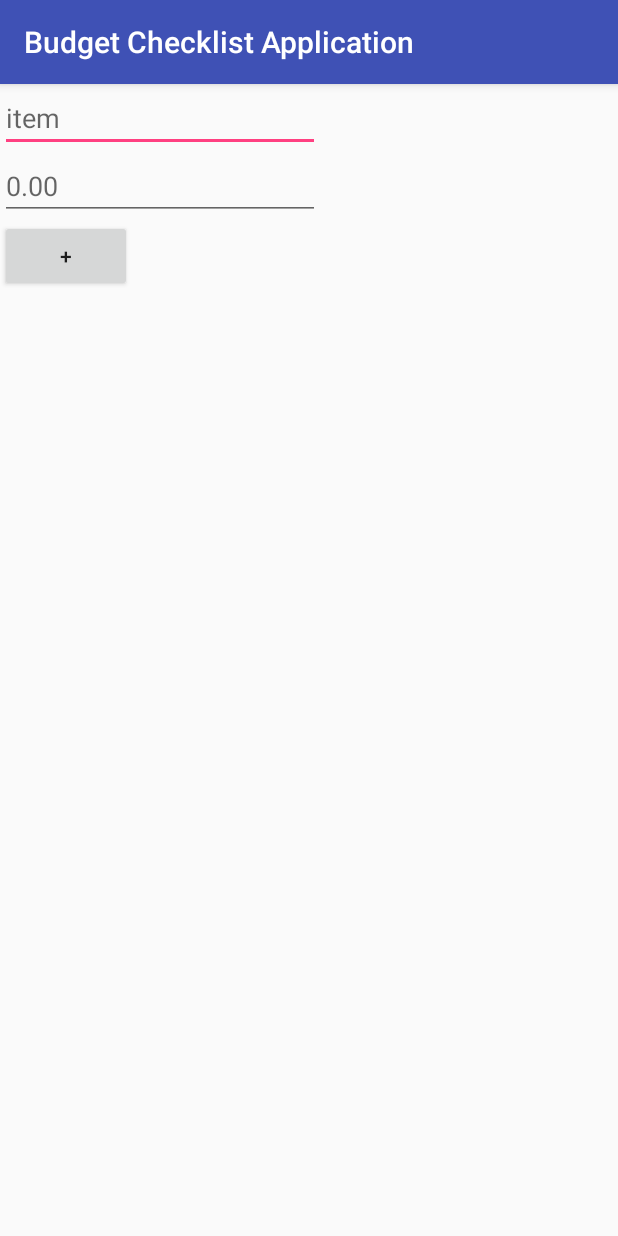
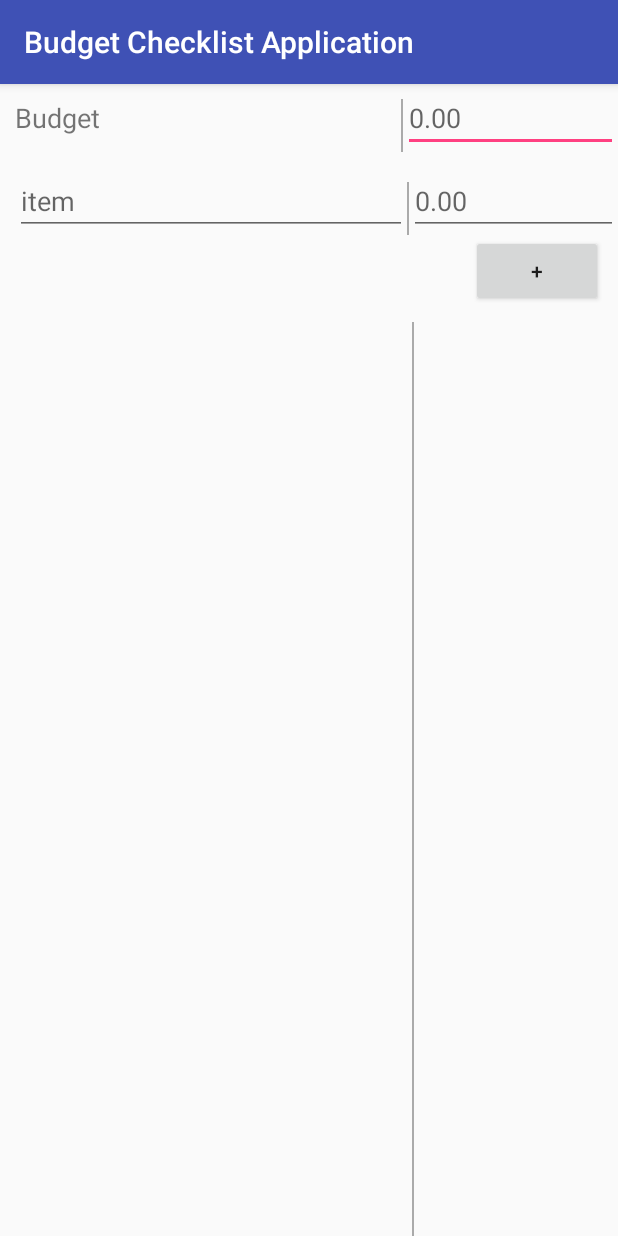
Before and after one commit to MichAca/BudgetChecklistApplication, an Android app: the Budget screen opened directly, with no data from a screen before it, on a phone screen of 412 x 824 dp. Run offline under Robolectric (Android 15) with nearby library versions, the phone set to English and light mode, and no system bars.

Commit message:
modified xml file of budget activity

```diff
--- a/app/src/main/java/com/example/michelleaca/budgetchecklistapplication/Budget.kt
+++ b/app/src/main/java/com/example/michelleaca/budgetchecklistapplication/Budget.kt
@@ -2,11 +2,16 @@ package com.example.michelleaca.budgetchecklistapplication
 
 import android.support.v7.app.AppCompatActivity
 import android.os.Bundle
+import kotlinx.android.synthetic.main.activity_budget.*
 
 class Budget : AppCompatActivity() {
 
     override fun onCreate(savedInstanceState: Bundle?) {
         super.onCreate(savedInstanceState)
         setContentView(R.layout.activity_budget)
+
+        add_btn.setOnClickListener{
+
+        }
     }
 }
--- a/app/src/main/java/com/example/michelleaca/budgetchecklistapplication/MainActivity.kt
+++ b/app/src/main/java/com/example/michelleaca/budgetchecklistapplication/MainActivity.kt
@@ -4,6 +4,7 @@ import android.content.Intent
 import android.support.v7.app.AppCompatActivity
 import android.os.Bundle
 import android.view.View
+import kotlinx.android.synthetic.main.activity_main.*
 
 class MainActivity : AppCompatActivity() {
 
@@ -11,10 +12,19 @@ class MainActivity : AppCompatActivity() {
         super.onCreate(savedInstanceState)
         setContentView(R.layout.activity_main)
 
+        budget_Btn.setOnClickListener{
+            val budgetInt = Intent(this, Budget::class.java)
+            startActivity(budgetInt)
+        }
+
+        checkList_Btn.setOnClickListener{
+            val checklistInt = Intent(this, Checklist::class.java)
+            startActivity(checklistInt)
+        }
+
+
+
     }
 
-    fun checkList (view: View) {
-        val checkListIntent = Intent(this, Checklist::class.java)
-        startActivity(checkListIntent)
-    }
+
 }
--- a/app/src/main/res/layout/activity_budget.xml
+++ b/app/src/main/res/layout/activity_budget.xml
@@ -11,33 +11,131 @@
         android:layout_height="wrap_content"
         android:orientation="vertical">
 
+        <LinearLayout
+            android:layout_width="match_parent"
+            android:layout_height="wrap_content"
+            android:orientation="horizontal">
+
+            <TextView
+                android:layout_width="wrap_content"
+                android:layout_height="wrap_content"
+                android:layout_marginLeft="10dp"
+                android:text="Budget"
+                android:textSize="18sp"
+                android:layout_weight="4"/>
+
+            <View
+                android:layout_width="1dp"
+                android:layout_height="match_parent"
+                android:layout_marginTop="10dp"
+                android:background="@android:color/darker_gray" />
+
+            <EditText
+                android:id="@+id/budget_txt"
+                android:layout_width="wrap_content"
+                android:layout_height="wrap_content"
+                android:layout_weight="2"
+                android:hint="0.00"
+                android:inputType="numberDecimal" />
+        </LinearLayout>
+
+        <LinearLayout
+            android:layout_width="match_parent"
+            android:layout_height="wrap_content"
+            android:layout_marginTop="10dp"
+            android:orientation="horizontal">
+
             <EditText
                 android:id="@+id/entryText"
                 android:layout_width="wrap_content"
                 android:layout_height="wrap_content"
+                android:layout_marginLeft="10dp"
+                android:layout_weight="1"
                 android:ems="10"
-            android:hint="@string/input" />
+                android:hint="@string/input"
+                android:textSize="18sp" />
+
+            <View
+                android:layout_width="1dp"
+                android:layout_height="match_parent"
+                android:layout_marginTop="10dp"
+                android:background="@android:color/darker_gray" />
 
             <EditText
                 android:id="@+id/amountText"
                 android:layout_width="wrap_content"
                 android:layout_height="wrap_content"
-            android:ems="10"
-            android:inputType="numberDecimal"
-            android:hint="@string/amount" />
+                android:layout_weight="2"
+                android:hint="0.00"
+                android:inputType="numberDecimal" />
+        </LinearLayout>
 
         <Button
-            android:id="@+id/saveBtn"
+            android:id="@+id/add_btn"
             android:layout_width="wrap_content"
             android:layout_height="wrap_content"
+            android:layout_gravity="right"
+            android:layout_marginRight="10dp"
             android:text="+" />
+
+
+        <LinearLayout
+            android:layout_width="match_parent"
+            android:layout_height="wrap_content"
+            android:orientation="horizontal">
+
+
+            <ListView
+                android:id="@+id/listView1"
+                android:layout_width="match_parent"
+                android:layout_height="match_parent"
+                android:layout_weight="1"/>
+
+                <View
+                    android:layout_width="1dp"
+                    android:layout_height="match_parent"
+                    android:layout_marginTop="10dp"
+                    android:background="@android:color/darker_gray" />
+
+                <ListView
+                    android:id="@+id/listView2"
+                    android:layout_width="match_parent"
+                    android:layout_height="match_parent"
+                    android:layout_weight="2" />
+
 
         </LinearLayout>
 
-    <ListView
-        android:id="@+id/listView"
+        <LinearLayout
             android:layout_width="match_parent"
+            android:layout_height="wrap_content"
+            android:gravity="bottom"
+            android:orientation="horizontal">
+
+            <TextView
+                android:layout_width="wrap_content"
+                android:layout_height="wrap_content"
+                android:layout_marginLeft="10dp"
+                android:ems="10"
+                android:text="TOTAL"
+                android:layout_weight="1"
+                android:textSize="18sp" />
+
+            <View
+                android:layout_width="1dp"
                 android:layout_height="match_parent"
-        android:layout_marginTop="150dp" />
+                android:layout_marginTop="10dp"
+                android:background="@android:color/darker_gray" />
+
+            <EditText
+                android:id="@+id/total_txt"
+                android:layout_width="wrap_content"
+                android:layout_height="wrap_content"
+                android:layout_weight="2"
+                android:hint="0.00"
+                android:inputType="numberDecimal" />
+        </LinearLayout>
+    </LinearLayout>
+
 
 </RelativeLayout>
--- a/app/src/main/res/layout/activity_main.xml
+++ b/app/src/main/res/layout/activity_main.xml
@@ -12,7 +12,6 @@
         android:layout_width="match_parent"
         android:layout_height="wrap_content"
         android:layout_marginTop="160dp"
-        android:onClick="checkList"
         android:text="Check List" />
 
     <Button
--- a/build.gradle
+++ b/build.gradle
@@ -7,7 +7,7 @@ buildscript {
         jcenter()
     }
     dependencies {
-        classpath 'com.android.tools.build:gradle:3.1.2'
+        classpath 'com.android.tools.build:gradle:3.1.3'
         classpath "org.jetbrains.kotlin:kotlin-gradle-plugin:$kotlin_version"
 
         // NOTE: Do not place your application dependencies here; they belong
```
Lines whose indentation alone changed are shown as unchanged.
